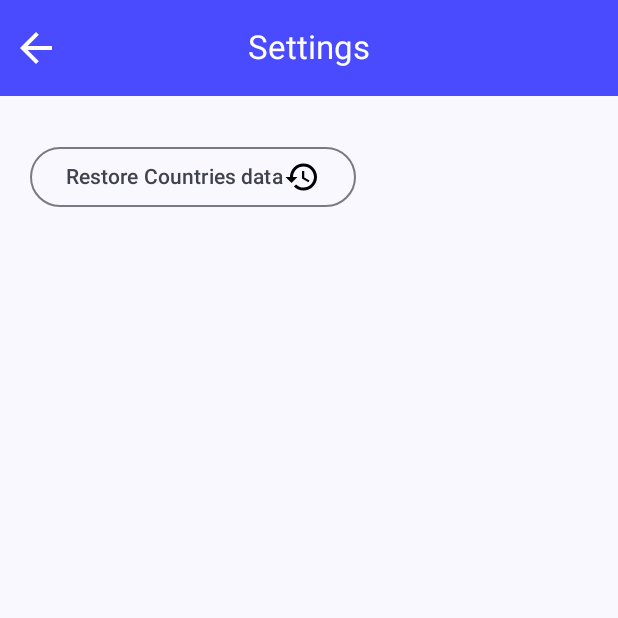
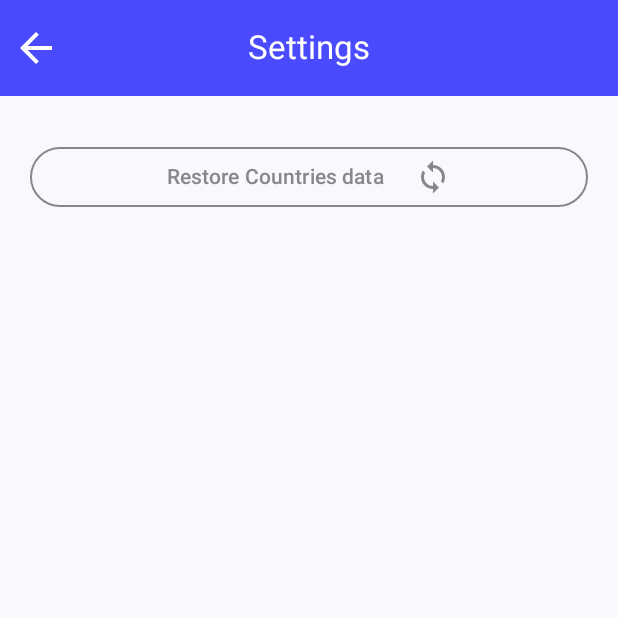
Before and after one commit to nszkwir/sample, an Android app built with Jetpack Compose: the SettingsScreen screen opened through its navigation route, after a tap on "Restore Countries data", on a phone screen of 412 x 824 dp, the top half of it. Run offline under Robolectric (Android 15) with nearby library versions, the phone set to English and light mode, and no system bars; our stand-ins replace Dagger/Hilt's generated code, Room's generated code; libraries missing offline, so code that uses them is left out: coil.decode; pictures from the network do not load; 2 statements that could not run were skipped.

Commit message:
Adding state handling for LoadingButton

```diff
--- /dev/null
+++ b/common/src/main/java/com/spitzer/common/database/TransactionState.kt
@@ -0,0 +1,5 @@
+package com.spitzer.common.database
+
+enum class TransactionState {
+    IDLE, IN_PROGRESS, SUCCESS, ERROR
+}
--- a/data/src/main/java/com/spitzer/data/repository/FakeCountriesRemoteRepository.kt
+++ b/data/src/main/java/com/spitzer/data/repository/FakeCountriesRemoteRepository.kt
@@ -1,5 +1,9 @@
 package com.spitzer.data.repository
 
+import com.spitzer.common.database.TransactionState
+import kotlinx.coroutines.flow.Flow
+
 interface FakeCountriesRemoteRepository {
-    suspend fun updateCountries()
+    suspend fun updateCountries(): Flow<TransactionState>
+
 }
--- a/data/src/main/java/com/spitzer/data/repository/fake/FakeCountriesRemoteRepositoryImpl.kt
+++ b/data/src/main/java/com/spitzer/data/repository/fake/FakeCountriesRemoteRepositoryImpl.kt
@@ -6,11 +6,14 @@ import com.spitzer.data.mapper.asFakeRemoteCountryEntity
 import com.spitzer.data.repository.FakeCountriesRemoteRepository
 import com.spitzer.database.dao.CountryDao
 import com.spitzer.database.dao.FakeRemoteCountryDao
+import com.spitzer.common.database.TransactionState
 import com.spitzer.network.CountriesNetworkDatasource
 import com.spitzer.network.model.CountryInfoNetworkModel
 import com.spitzer.network.model.asDataModel
 import kotlinx.coroutines.CoroutineDispatcher
-import kotlinx.coroutines.withContext
+import kotlinx.coroutines.channels.awaitClose
+import kotlinx.coroutines.flow.callbackFlow
+import kotlinx.coroutines.flow.flowOn
 import javax.inject.Inject
 
 class FakeCountriesRemoteRepositoryImpl @Inject constructor(
@@ -20,16 +23,20 @@ class FakeCountriesRemoteRepositoryImpl @Inject constructor(
     private val countryDao: CountryDao
 ) : FakeCountriesRemoteRepository {
 
-    override suspend fun updateCountries() {
-        withContext(ioDispatcher) {
+    override suspend fun updateCountries() = callbackFlow {
+        trySend(TransactionState.IN_PROGRESS)
         val countries = networkDatasource.getCountriesInfo()
             .mapNotNull(CountryInfoNetworkModel::asDataModel)
         try {
             remoteCountryDao.deleteAllAndInsert(countries.map { it.asFakeRemoteCountryEntity() })
             countryDao.deleteAllCountries()
+            trySend(TransactionState.SUCCESS)
         } catch (e: Exception) { // TODO: identify room's specific exception types
             // If remote fails, we don't remove local data
+            trySend(TransactionState.ERROR)
+        } finally {
+            trySend(TransactionState.IDLE)
         }
+        awaitClose { }
+    }.flowOn(ioDispatcher)
 }
-    }
-}
--- /dev/null
+++ b/ui/src/main/java/com/spitzer/ui/components/loadingButton/LoadingButtonState.kt
@@ -0,0 +1,42 @@
+package com.spitzer.ui.components.loadingButton
+
+import androidx.compose.runtime.Composable
+import androidx.compose.ui.graphics.Color
+import androidx.compose.ui.res.stringResource
+import com.spitzer.common.database.TransactionState
+import com.spitzer.ui.R
+
+enum class LoadingButtonState {
+    IDLE, IN_PROGRESS, SUCCESS, ERROR
+}
+
+fun LoadingButtonState.getColor() =
+    when (this) {
+        LoadingButtonState.IDLE -> Color.DarkGray
+        LoadingButtonState.IN_PROGRESS -> Color.Gray
+        LoadingButtonState.SUCCESS -> Color.Green
+        LoadingButtonState.ERROR -> Color.Red
+    }
+
+fun LoadingButtonState.getDrawableId(idleDrawableId: Int?) =
+    when (this) {
+        LoadingButtonState.IDLE -> idleDrawableId ?: R.drawable.baseline_restore_24
+        LoadingButtonState.IN_PROGRESS -> R.drawable.baseline_sync_24
+        LoadingButtonState.SUCCESS -> R.drawable.baseline_check_24
+        LoadingButtonState.ERROR -> R.drawable.baseline_error_outline_24
+    }
+
+@Composable
+fun LoadingButtonState.getContentDescription(contentDescription: String?) =
+    when (this) {
+        LoadingButtonState.IN_PROGRESS -> contentDescription + stringResource(id = R.string.loading)
+        else -> contentDescription
+    }
+
+fun TransactionState.toLoadingButtonState() =
+    when (this) {
+        TransactionState.IDLE -> LoadingButtonState.IDLE
+        TransactionState.IN_PROGRESS -> LoadingButtonState.IN_PROGRESS
+        TransactionState.SUCCESS -> LoadingButtonState.SUCCESS
+        TransactionState.ERROR -> LoadingButtonState.ERROR
+    }
--- /dev/null
+++ b/ui/src/main/java/com/spitzer/ui/components/loadingButton/OutlinedLoadingButton.kt
@@ -0,0 +1,61 @@
+package com.spitzer.ui.components.loadingButton
+
+import androidx.annotation.DrawableRes
+import androidx.compose.foundation.BorderStroke
+import androidx.compose.foundation.Image
+import androidx.compose.foundation.layout.Column
+import androidx.compose.foundation.layout.Spacer
+import androidx.compose.foundation.layout.fillMaxWidth
+import androidx.compose.foundation.layout.padding
+import androidx.compose.foundation.layout.width
+import androidx.compose.material3.ButtonDefaults
+import androidx.compose.material3.OutlinedButton
+import androidx.compose.material3.Text
+import androidx.compose.runtime.Composable
+import androidx.compose.ui.Modifier
+import androidx.compose.ui.graphics.Color
+import androidx.compose.ui.graphics.ColorFilter
+import androidx.compose.ui.res.painterResource
+import androidx.compose.ui.unit.dp
+import com.spitzer.ui.tooling.PhonePreview
+
+@Composable
+fun OutlinedLoadingButton(
+    modifier: Modifier = Modifier,
+    text: String,
+    contentDescription: String? = null,
+    state: LoadingButtonState = LoadingButtonState.IDLE,
+    @DrawableRes idleDrawable: Int? = null,
+    onClick: () -> Unit = {},
+) {
+    val color = state.getColor()
+    OutlinedButton(
+        modifier = modifier.fillMaxWidth(),
+        colors = ButtonDefaults.outlinedButtonColors().copy(contentColor = Color.Red),
+        border = BorderStroke(ButtonDefaults.outlinedButtonBorder.width, color),
+        onClick = {
+            if (state == LoadingButtonState.IDLE) onClick()
+        }
+    ) {
+        Text(text = text, color = color)
+        Spacer(modifier = Modifier.width(20.dp))
+        Image(
+            painter = painterResource(id = state.getDrawableId(idleDrawable)),
+            colorFilter = ColorFilter.tint(color = color),
+            contentDescription = state.getContentDescription(contentDescription)
+        )
+    }
+}
+
+@PhonePreview
+@Composable
+fun OutlinedLoadingButtonPreview() {
+    Column(
+        modifier = Modifier.padding(20.dp)
+    ) {
+        OutlinedLoadingButton(text = "Button")
+        OutlinedLoadingButton(text = "Button", state = LoadingButtonState.IN_PROGRESS)
+        OutlinedLoadingButton(text = "Button", state = LoadingButtonState.SUCCESS)
+        OutlinedLoadingButton(text = "Button", state = LoadingButtonState.ERROR)
+    }
+}
--- a/ui/src/main/java/com/spitzer/ui/feature/settings/SettingsScreen.kt
+++ b/ui/src/main/java/com/spitzer/ui/feature/settings/SettingsScreen.kt
@@ -1,19 +1,17 @@
 package com.spitzer.ui.feature.settings
 
-import androidx.compose.foundation.Image
 import androidx.compose.foundation.layout.Column
 import androidx.compose.foundation.layout.Spacer
 import androidx.compose.foundation.layout.height
 import androidx.compose.foundation.layout.padding
-import androidx.compose.material3.OutlinedButton
-import androidx.compose.material3.Text
 import androidx.compose.runtime.Composable
 import androidx.compose.ui.Modifier
-import androidx.compose.ui.res.painterResource
 import androidx.compose.ui.res.stringResource
 import androidx.compose.ui.unit.dp
 import androidx.hilt.navigation.compose.hiltViewModel
+import androidx.lifecycle.compose.collectAsStateWithLifecycle
 import com.spitzer.ui.R
+import com.spitzer.ui.components.loadingButton.OutlinedLoadingButton
 import com.spitzer.ui.layout.scaffold.ScaffoldLayout
 import com.spitzer.ui.layout.scaffold.TopBarConfiguration
 import com.spitzer.ui.layout.scaffold.TopBarLayout
@@ -23,6 +21,8 @@ fun SettingsScreen(
     viewModel: SettingsViewModel = hiltViewModel(),
     onBackClicked: () -> Unit
 ) {
+    val uiState = viewModel.uiState.collectAsStateWithLifecycle()
+
     ScaffoldLayout(
         topBarContent = {
             TopBarLayout(
@@ -39,14 +39,12 @@ fun SettingsScreen(
                 .padding(top = 20.dp, start = 20.dp, end = 20.dp, bottom = 20.dp)
         ) {
             Spacer(modifier = Modifier.height(10.dp))
-            OutlinedButton(
-                onClick = viewModel::updateCountries
+            OutlinedLoadingButton(
+                text = stringResource(id = R.string.restoreCountriesData),
+                contentDescription = stringResource(id = R.string.restoreCountriesData_CD),
+                state = uiState.value.restoreButtonState
             ) {
-                Text(text = stringResource(id = R.string.restoreCountriesData))
-                Image(
-                    painter = painterResource(id = R.drawable.baseline_restore_24),
-                    contentDescription = stringResource(id = R.string.restoreCountriesData_CD)
-                )
+                viewModel.updateCountries()
             }
         }
     }
--- a/ui/src/main/java/com/spitzer/ui/feature/settings/SettingsUiState.kt
+++ b/ui/src/main/java/com/spitzer/ui/feature/settings/SettingsUiState.kt
@@ -1,12 +1,13 @@
 package com.spitzer.ui.feature.settings
 
-sealed interface SettingsUiState {
+import com.spitzer.ui.components.loadingButton.LoadingButtonState
 
-    data object Loading : SettingsUiState
+data class SettingsUiState(
 
-    data class Success(
-        val countries: List<com.spitzer.model.data.CountryModel>,
-    ) : SettingsUiState
+    val remoteCountriesAmount: Int = 0,
+    val countriesAmount: Int = 0,
+    val restoreButtonState: LoadingButtonState = LoadingButtonState.IDLE,
 
-    data object Error : SettingsUiState
-}
+    val isLoading: Boolean = false,
+    val isError: Boolean = false,
+)
--- a/ui/src/main/java/com/spitzer/ui/feature/settings/SettingsViewModel.kt
+++ b/ui/src/main/java/com/spitzer/ui/feature/settings/SettingsViewModel.kt
@@ -3,7 +3,13 @@ package com.spitzer.ui.feature.settings
 import androidx.lifecycle.ViewModel
 import androidx.lifecycle.viewModelScope
 import com.spitzer.data.repository.FakeCountriesRemoteRepository
+import com.spitzer.ui.components.loadingButton.LoadingButtonState
+import com.spitzer.ui.components.loadingButton.toLoadingButtonState
 import dagger.hilt.android.lifecycle.HiltViewModel
+import kotlinx.coroutines.delay
+import kotlinx.coroutines.flow.MutableStateFlow
+import kotlinx.coroutines.flow.StateFlow
+import kotlinx.coroutines.flow.update
 import kotlinx.coroutines.launch
 import javax.inject.Inject
 
@@ -12,7 +18,22 @@ class SettingsViewModel @Inject constructor(
     private val fakeCountriesRepository: FakeCountriesRemoteRepository
 ) : ViewModel() {
 
+    private val _uiState: MutableStateFlow<SettingsUiState> = MutableStateFlow(SettingsUiState())
+    val uiState: StateFlow<SettingsUiState> = _uiState
+
     fun updateCountries() = viewModelScope.launch {
-        fakeCountriesRepository.updateCountries()
+        if (_uiState.value.restoreButtonState == LoadingButtonState.IDLE)
+            fakeCountriesRepository.updateCountries()
+                .collect { state ->
+                    val buttonState = state.toLoadingButtonState()
+                    when (buttonState) {
+                        LoadingButtonState.ERROR, LoadingButtonState.SUCCESS -> delay(3000)
+                        LoadingButtonState.IDLE -> delay(2000)
+                        else -> delay(100)
+                    }
+                    _uiState.update {
+                        it.copy(restoreButtonState = buttonState)
+                    }
+                }
     }
 }
--- /dev/null
+++ b/ui/src/main/res/drawable/baseline_check_24.xml
@@ -0,0 +1,5 @@
+<vector android:height="24dp" android:tint="#000000"
+    android:viewportHeight="24" android:viewportWidth="24"
+    android:width="24dp" xmlns:android="http://schemas.android.com/apk/res/android">
+    <path android:fillColor="@android:color/white" android:pathData="M9,16.17L4.83,12l-1.42,1.41L9,19 21,7l-1.41,-1.41z"/>
+</vector>
--- /dev/null
+++ b/ui/src/main/res/drawable/baseline_error_outline_24.xml
@@ -0,0 +1,5 @@
+<vector android:height="24dp" android:tint="#000000"
+    android:viewportHeight="24" android:viewportWidth="24"
+    android:width="24dp" xmlns:android="http://schemas.android.com/apk/res/android">
+    <path android:fillColor="@android:color/white" android:pathData="M11,15h2v2h-2zM11,7h2v6h-2zM11.99,2C6.47,2 2,6.48 2,12s4.47,10 9.99,10C17.52,22 22,17.52 22,12S17.52,2 11.99,2zM12,20c-4.42,0 -8,-3.58 -8,-8s3.58,-8 8,-8 8,3.58 8,8 -3.58,8 -8,8z"/>
+</vector>
--- /dev/null
+++ b/ui/src/main/res/drawable/baseline_sync_24.xml
@@ -0,0 +1,5 @@
+<vector android:height="24dp" android:tint="#000000"
+    android:viewportHeight="24" android:viewportWidth="24"
+    android:width="24dp" xmlns:android="http://schemas.android.com/apk/res/android">
+    <path android:fillColor="@android:color/white" android:pathData="M12,4L12,1L8,5l4,4L12,6c3.31,0 6,2.69 6,6 0,1.01 -0.25,1.97 -0.7,2.8l1.46,1.46C19.54,15.03 20,13.57 20,12c0,-4.42 -3.58,-8 -8,-8zM12,18c-3.31,0 -6,-2.69 -6,-6 0,-1.01 0.25,-1.97 0.7,-2.8L5.24,7.74C4.46,8.97 4,10.43 4,12c0,4.42 3.58,8 8,8v3l4,-4 -4,-4v3z"/>
+</vector>
```
Also changed, not shown: ui/src/main/java/com/spitzer/ui/tooling/DevicesPreview.kt (+23 -4 lines), ui/src/main/java/com/spitzer/ui/tooling/PhonePreview.kt (added, +13 -0 lines). Lines whose indentation alone changed are shown as unchanged.
